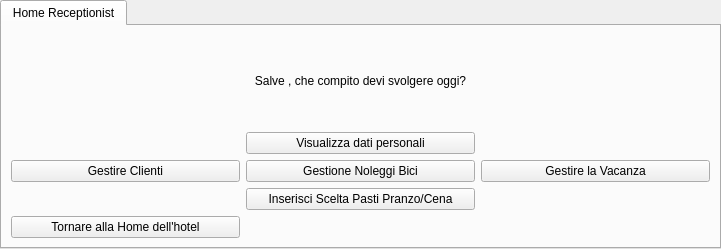
Above: ui/Receptionist/Home/HomeReceptionist.ui from mdoraz/Hotel before the change. Below: the same form after it.
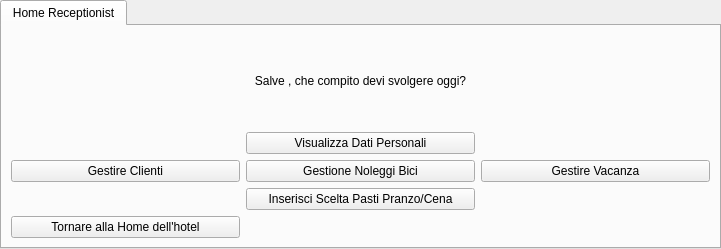
That is the form after the change.

Diff of the .ui file:
```diff
--- a/ui/Receptionist/Home/HomeReceptionist.ui
+++ b/ui/Receptionist/Home/HomeReceptionist.ui
@@ -94,14 +94,14 @@
     <item row="3" column="3">
      <widget class="QPushButton" name="btnGestireLaVacanza">
       <property name="text">
-       <string>Gestire la Vacanza</string>
+       <string>Gestire Vacanza</string>
       </property>
      </widget>
     </item>
     <item row="1" column="2">
      <widget class="QPushButton" name="btnVisualizzaDatiPersonali">
       <property name="text">
-       <string>Visualizza dati personali</string>
+       <string>Visualizza Dati Personali</string>
       </property>
      </widget>
     </item>
```
